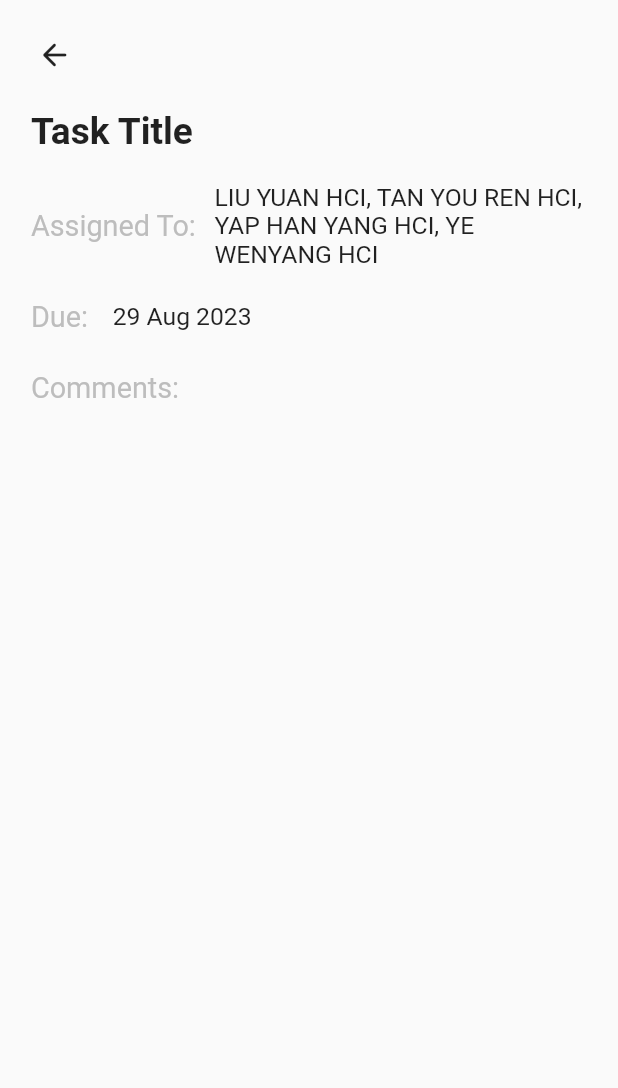
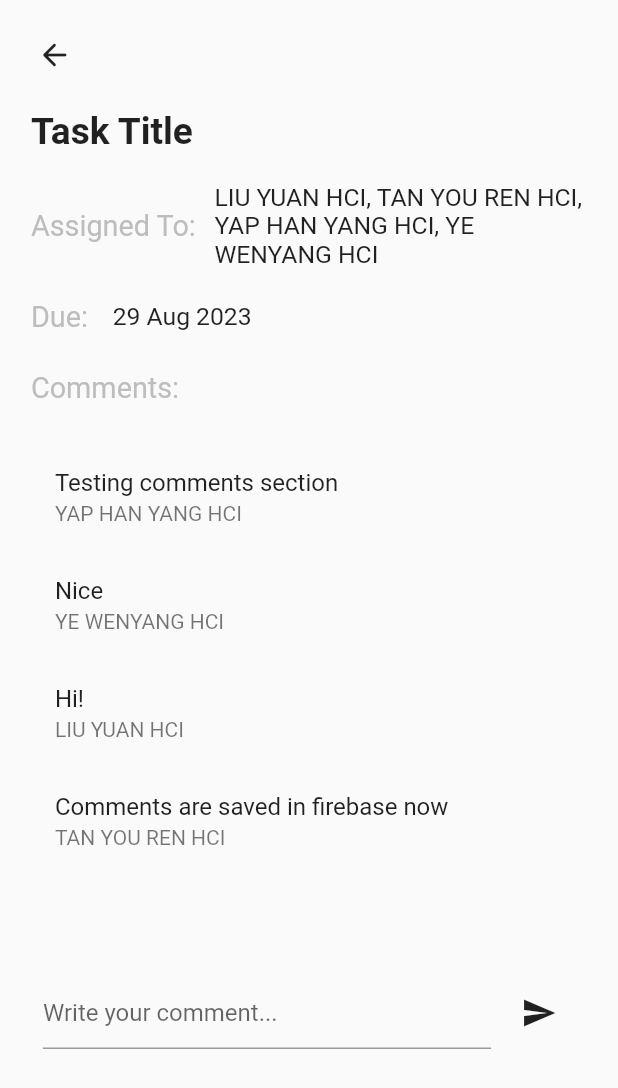
Before and after one commit to NotTYR/proflow, a Flutter app: the ExpandedTask screen opened directly, on a phone screen of 412 x 824 dp. Shown: the top 1088 px of the screen. Run offline on Flutter 3.47's test engine with Material 2 defaults, Android fonts, the phone set to English and light mode, and no system bars; our stand-ins replace cloud_firestore, dotted_border, equatable, firebase_auth, firebase_core, flutter_colorpicker and 9 more; missing offline and left inert: flutter_iconpicker, gsheets, onboarding; accounts and stored records are empty; key blocks and very long unbroken strings in the code were emptied for the run.

Commit message:
comments section for tasklist done.

```diff
--- a/lib/navigation/student/forum/expand.dart
+++ b/lib/navigation/student/forum/expand.dart
@@ -321,7 +321,6 @@ class _ExpandedPostState extends State<ExpandedPost> {
                               },
                               icon: Icon(
                                 Icons.send,
-                                color: Colors.blue,
                               ))
                         ],
                       ),
--- a/lib/navigation/student/forum/forum.dart
+++ b/lib/navigation/student/forum/forum.dart
@@ -293,7 +293,6 @@ class _MsgCardState extends State<MsgCard> {
                       },
                       icon: Icon(
                         Icons.send,
-                        color: Colors.blue,
                       ))
                 ],
               ),
--- /dev/null
+++ b/lib/navigation/student/my project/modules/detail/widgets/comments.dart
@@ -0,0 +1,80 @@
+import 'package:flutter/material.dart';
+
+class Comment {
+  final String author;
+  final String text;
+
+  Comment({required this.author, required this.text});
+}
+
+class TaskComments extends StatefulWidget {
+  @override
+  _TaskCommentsState createState() => _TaskCommentsState();
+}
+
+class _TaskCommentsState extends State<TaskComments> {
+  final List<Comment> _comments = [
+    Comment(author: 'YAP HAN YANG HCI', text: 'Testing comments section'),
+    Comment(author: 'YE WENYANG HCI', text: 'Nice'),
+    Comment(author: 'LIU YUAN HCI', text: 'Hi!'),
+    Comment(author: 'TAN YOU REN HCI', text: 'Comments are saved in firebase now'),
+  ];
+
+  final TextEditingController _commentController = TextEditingController();
+
+  @override
+  void dispose() {
+    _commentController.dispose();
+    super.dispose();
+  }
+
+  void _sendMessage() {
+    String newCommentText = _commentController.text.trim();
+    if (newCommentText.isNotEmpty) {
+      Comment newComment = Comment(author: 'You', text: newCommentText);
+      setState(() {
+        _comments.add(newComment);
+      });
+      _commentController.clear();
+    }
+  }
+
+  @override
+  Widget build(BuildContext context) {
+    return Column(
+      children: [
+        Expanded(
+          child: ListView.builder(
+            itemCount: _comments.length,
+            itemBuilder: (context, index) {
+              return ListTile(
+                title: Text(_comments[index].text),
+                subtitle: Text(_comments[index].author),
+              );
+            },
+          ),
+        ),
+        Container(
+          padding: const EdgeInsets.all(8.0),
+          child: Row(
+            children: [
+              Expanded(
+                child: TextField(
+                  controller: _commentController,
+                  decoration: InputDecoration(
+                    hintText: 'Write your comment...',
+                  ),
+                ),
+              ),
+              SizedBox(width: 8.0),
+              IconButton(
+                icon: Icon(Icons.send),
+                onPressed: _sendMessage,
+              ),
+            ],
+          ),
+        ),
+      ],
+    );
+  }
+}
--- a/lib/navigation/student/my project/modules/detail/widgets/expanded_task.dart
+++ b/lib/navigation/student/my project/modules/detail/widgets/expanded_task.dart
@@ -5,10 +5,17 @@ import 'package:flutter_easyloading/flutter_easyloading.dart';
 import 'package:get/get.dart';
 import 'package:ProFlow/navigation/student/my project/modules/detail/view.dart';
 import '../../../core/values/colors.dart';
+import 'comments.dart';
 
-class ExpandedTask extends StatelessWidget {
+class ExpandedTask extends StatefulWidget {
+  const ExpandedTask({super.key});
+
+  @override
+  State<ExpandedTask> createState() => _ExpandedTaskState();
+}
+
+class _ExpandedTaskState extends State<ExpandedTask> {
   final homeCtrl = Get.find<HomeController>();
-  ExpandedTask({super.key});
 
   @override
   Widget build(BuildContext context) {
@@ -116,6 +123,16 @@ class ExpandedTask extends StatelessWidget {
                 ),
               ),
             ),
+            Padding(
+              padding: EdgeInsets.symmetric(
+                vertical: 3.0.wp,
+                horizontal: 5.0.wp,
+              ),
+              child: SizedBox(
+                height: 50.0.hp,
+                child: TaskComments(),
+              ),
+            )
           ],
         ),
       ),
```
